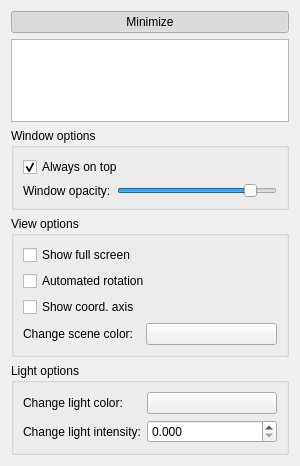
The window that libraries/disp3D/engine/control/formfiles/control3dwidget.ui (mne-tools/mne-cpp) describes before a commit, drawn with Qt 5.
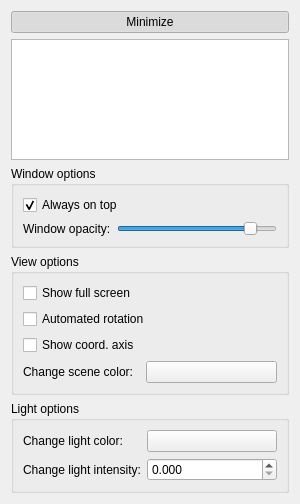
The same window after the commit.

Diff of the .ui file:
```diff
--- a/libraries/disp3D/engine/control/formfiles/control3dwidget.ui
+++ b/libraries/disp3D/engine/control/formfiles/control3dwidget.ui
@@ -7,7 +7,7 @@
     <x>0</x>
     <y>0</y>
     <width>300</width>
-    <height>466</height>
+    <height>504</height>
    </rect>
   </property>
   <property name="sizePolicy">
@@ -24,7 +24,7 @@
   </property>
   <property name="maximumSize">
    <size>
-    <width>300</width>
+    <width>16777215</width>
     <height>16777215</height>
    </size>
   </property>
```
